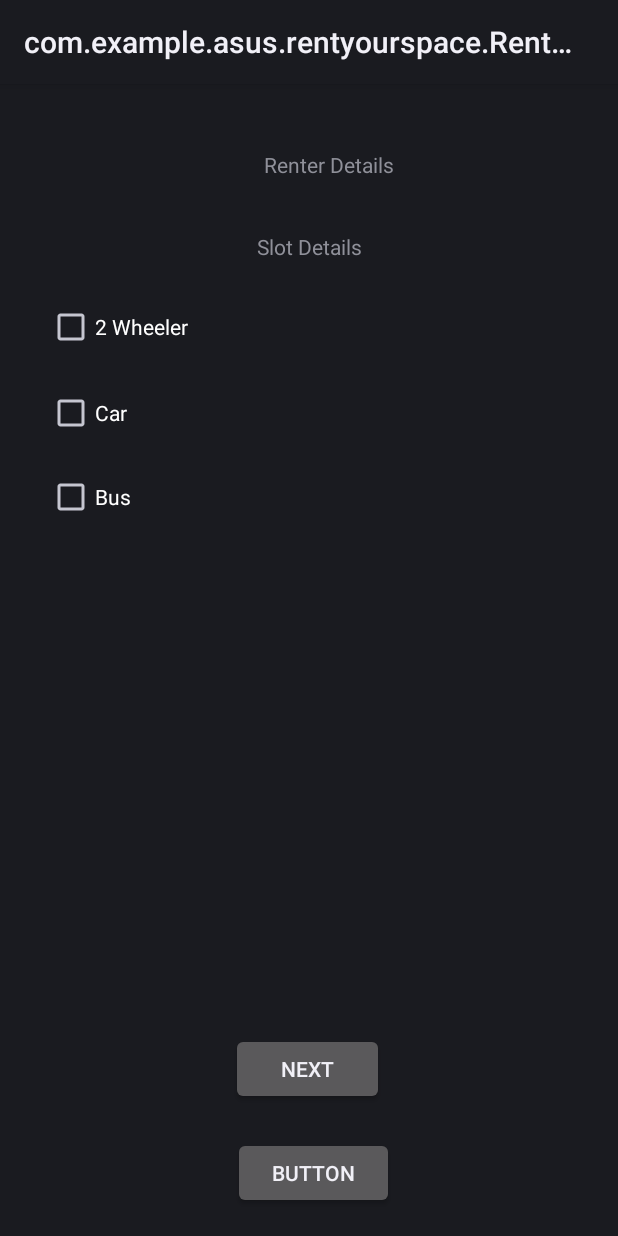
After one commit to akshay-98/kuttus, an Android app: the Rent_activity screen opened directly, with no data from a screen before it, on a phone screen of 412 x 824 dp. The commit adds this screen. Run offline under Robolectric (Android 15) with nearby library versions, the phone set to English and light mode, and no system bars.

Commit message:
sixth commit

```diff
--- a/app/src/debug/res/values/google_maps_api.xml
+++ b/app/src/debug/res/values/google_maps_api.xml
@@ -20,5 +20,5 @@
     Once you have your key (it starts with "AIza"), replace the "google_maps_key"
     string in this file.
     -->
-    <string name="google_maps_key" templateMergeStrategy="preserve" translatable="false">AIzaSyAO6l-Z3bg8WXKLnNNVkGkFMt5NiHx9tCQ</string>
+    <string name="google_maps_key" templateMergeStrategy="preserve" translatable="false">AIzaSyAJj_rC3Bb7khJlhS-fzrRqUMhvEIm5VBE</string>
 </resources>
--- /dev/null
+++ b/app/src/main/java/com/example/asus/rentyourspace/Rent_activity.java
@@ -0,0 +1,69 @@
+package com.example.asus.rentyourspace;
+
+import android.app.Activity;
+import android.support.v7.app.AppCompatActivity;
+import android.os.Bundle;
+import android.view.View;
+import android.widget.AdapterView;
+import android.widget.ArrayAdapter;
+import android.widget.CheckBox;
+import android.widget.EditText;
+import android.widget.Spinner;
+import android.widget.Switch;
+
+public class Rent_activity extends Activity {
+
+    EditText wheeler2 ;
+    EditText car;
+    EditText bus;
+    CheckBox twoWHeeler;
+    CheckBox CaR;
+    CheckBox BuS;
+    int CAR,BUS,TWOWHEELER;
+
+    public void onCheckBoxClicked(View view)
+    {
+        CheckBox checkBox = (CheckBox)view;
+        if(checkBox.isChecked()){
+            if(checkBox.getId()==twoWHeeler.getId())
+            {
+                wheeler2.setVisibility(View.VISIBLE);
+            }
+            else if(checkBox.getId()==CaR.getId())
+            {
+                car.setVisibility(View.VISIBLE);
+            }
+            else if(checkBox.getId()==BuS.getId())
+            {
+                bus.setVisibility(View.VISIBLE);
+            }
+
+        }
+
+    }
+
+    public void onNext(View view)
+    {
+        CAR=Integer.parseInt(car.getText().toString());
+        BUS=Integer.parseInt(bus.getText().toString());
+        TWOWHEELER=Integer.parseInt(wheeler2.getText().toString());
+    }
+
+
+    @Override
+    protected void onCreate(Bundle savedInstanceState) {
+        super.onCreate(savedInstanceState);
+        setContentView(R.layout.activity_rent_activity);
+
+        wheeler2=findViewById(R.id.Wheeler2);
+        car=findViewById(R.id.Car);
+        bus=findViewById(R.id.Bus);
+        twoWHeeler=findViewById(R.id.checkBox);
+        CaR=findViewById(R.id.checkBox2);
+        BuS=findViewById(R.id.checkBox3);
+
+
+
+
+    }
+}
--- /dev/null
+++ b/app/src/main/res/layout/activity_rent_activity.xml
@@ -0,0 +1,135 @@
+<?xml version="1.0" encoding="utf-8"?>
+<android.support.constraint.ConstraintLayout xmlns:android="http://schemas.android.com/apk/res/android"
+    xmlns:app="http://schemas.android.com/apk/res-auto"
+    xmlns:tools="http://schemas.android.com/tools"
+    android:layout_width="match_parent"
+    android:layout_height="match_parent"
+    tools:context=".Rent_activity">
+
+    <TextView
+        android:id="@+id/textView2"
+        android:layout_width="322dp"
+        android:layout_height="45dp"
+        android:layout_marginEnd="31dp"
+        android:layout_marginStart="31dp"
+        android:layout_marginTop="31dp"
+        android:gravity="center"
+        android:text="Renter Details"
+        app:layout_constraintEnd_toEndOf="parent"
+        app:layout_constraintHorizontal_bias="1.0"
+        app:layout_constraintStart_toStartOf="parent"
+        app:layout_constraintTop_toTopOf="parent" />
+
+
+    <CheckBox
+        android:id="@+id/checkBox"
+        android:layout_width="116dp"
+        android:layout_height="wrap_content"
+        android:layout_marginStart="31dp"
+        android:layout_marginTop="23dp"
+        android:text="2 Wheeler"
+        app:layout_constraintStart_toStartOf="parent"
+        app:layout_constraintTop_toBottomOf="@+id/textView3" />
+
+    <TextView
+        android:id="@+id/textView3"
+        android:layout_width="100dp"
+        android:layout_height="28dp"
+        android:layout_marginEnd="142dp"
+        android:layout_marginStart="142dp"
+        android:layout_marginTop="18dp"
+        android:gravity="center"
+        android:text="Slot Details"
+        app:layout_constraintEnd_toEndOf="parent"
+        app:layout_constraintStart_toStartOf="parent"
+        app:layout_constraintTop_toBottomOf="@+id/textView2" />
+
+
+    <CheckBox
+        android:id="@+id/checkBox2"
+        android:layout_width="114dp"
+        android:layout_height="wrap_content"
+        android:layout_marginStart="31dp"
+        android:layout_marginTop="25dp"
+        android:text="Car"
+        app:layout_constraintStart_toStartOf="parent"
+        app:layout_constraintTop_toBottomOf="@+id/checkBox" />
+
+    <CheckBox
+        android:id="@+id/checkBox3"
+        android:layout_width="110dp"
+        android:layout_height="wrap_content"
+        android:layout_marginStart="31dp"
+        android:layout_marginTop="24dp"
+        android:text="Bus"
+        app:layout_constraintStart_toStartOf="parent"
+        app:layout_constraintTop_toBottomOf="@+id/checkBox2" />
+
+    <Button
+        android:id="@+id/button3"
+        android:layout_width="102dp"
+        android:layout_height="wrap_content"
+        android:layout_marginBottom="87dp"
+        android:layout_marginEnd="142dp"
+        android:layout_marginStart="140dp"
+        android:text="Next"
+        app:layout_constraintBottom_toBottomOf="parent"
+        app:layout_constraintEnd_toEndOf="parent"
+        app:layout_constraintStart_toStartOf="parent" />
+
+    <EditText
+        android:id="@+id/Car"
+        android:layout_width="150dp"
+        android:layout_height="0dp"
+        android:layout_marginBottom="35dp"
+        android:layout_marginStart="72dp"
+        android:ems="10"
+        android:inputType="number"
+        android:visibility="invisible"
+        app:layout_constraintBottom_toTopOf="@+id/Bus"
+        app:layout_constraintStart_toEndOf="@+id/checkBox2"
+        app:layout_constraintTop_toBottomOf="@+id/Wheeler2" />
+
+    <EditText
+        android:id="@+id/Wheeler2"
+        android:layout_width="150dp"
+        android:layout_height="0dp"
+        android:layout_marginBottom="28dp"
+        android:layout_marginStart="68dp"
+        android:layout_marginTop="145dp"
+        android:ems="10"
+        android:inputType="number"
+        android:visibility="invisible"
+        app:layout_constraintBottom_toTopOf="@+id/Car"
+        app:layout_constraintStart_toEndOf="@+id/checkBox"
+        app:layout_constraintTop_toTopOf="parent" />
+
+    <EditText
+        android:id="@+id/Bus"
+        android:layout_width="150dp"
+        android:layout_height="0dp"
+        android:layout_marginBottom="204dp"
+        android:layout_marginStart="68dp"
+        android:ems="10"
+        android:inputType="number"
+        android:visibility="invisible"
+        app:layout_constraintBottom_toBottomOf="parent"
+        app:layout_constraintEnd_toEndOf="@+id/Wheeler2"
+        app:layout_constraintHorizontal_bias="1.0"
+        app:layout_constraintStart_toEndOf="@+id/checkBox"
+        app:layout_constraintTop_toBottomOf="@+id/Car" />
+
+    <Button
+        android:id="@+id/button4"
+        android:layout_width="107dp"
+        android:layout_height="wrap_content"
+        android:layout_marginEnd="136dp"
+        android:layout_marginStart="141dp"
+        android:layout_marginTop="21dp"
+        android:text="Button"
+        app:layout_constraintEnd_toEndOf="parent"
+        app:layout_constraintStart_toStartOf="parent"
+        app:layout_constraintTop_toBottomOf="@+id/button3" />
+
+
+</android.support.constraint.ConstraintLayout>
--- a/build.gradle
+++ b/build.gradle
@@ -12,6 +12,8 @@ buildscript {
 
         // NOTE: Do not place your application dependencies here; they belong
         // in the individual module build.gradle files
+        classpath 'com.google.gms:google-services:4.0.1'
+
     }
 }
 
```
Also changed, not shown: app/build.gradle (+6 -4 lines), app/src/main/AndroidManifest.xml (+8 -3 lines), app/src/main/java/com/example/asus/rentyourspace/Main2Activity.java (added, +20 -0 lines), app/src/main/res/layout/activity_main2.xml (added, +47 -0 lines).
